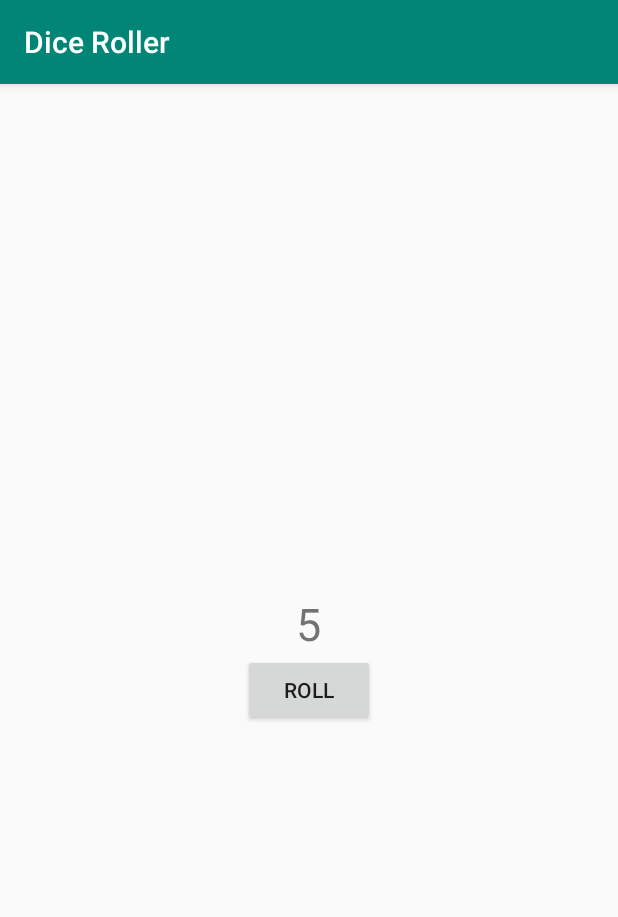
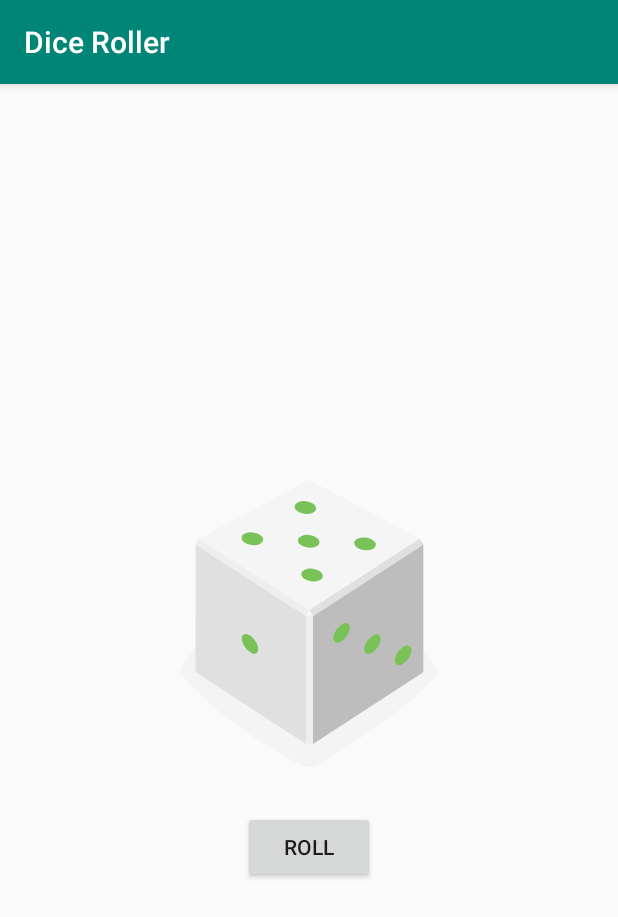
Before and after one commit to an-garcia/RollDice, an Android app: the screen it shows after launch (MainActivity), after a tap on "ROLL", on a phone screen of 412 x 824 dp. Shown: the top 917 px of the screen. Run offline under Robolectric (Android 15) with nearby library versions, the phone set to English and light mode, and no system bars.

Commit message:
Use the vector images instead of text to display a random number

```diff
--- a/app/src/main/java/com/xengar/android/diceroller/MainActivity.kt
+++ b/app/src/main/java/com/xengar/android/diceroller/MainActivity.kt
@@ -3,6 +3,7 @@ package com.xengar.android.diceroller
 import androidx.appcompat.app.AppCompatActivity
 import android.os.Bundle
 import android.widget.Button
+import android.widget.ImageView
 import android.widget.TextView
 import java.util.*
 
@@ -20,8 +21,16 @@ class MainActivity : AppCompatActivity() {
     }
 
     private fun rollDice() {
-        val resultText : TextView = findViewById(R.id.result_text)
         val randomInt = Random().nextInt(6) + 1
-        resultText.text = randomInt.toString()
+        val drawableResource = when (randomInt) {
+            1 -> R.drawable.dice_1
+            2 -> R.drawable.dice_2
+            3 -> R.drawable.dice_3
+            4 -> R.drawable.dice_4
+            5 -> R.drawable.dice_5
+            else -> R.drawable.dice_6
+        }
+        val diceImage : ImageView = findViewById(R.id.dice_image)
+        diceImage.setImageResource(drawableResource)
     }
 }
--- a/app/src/main/res/layout/activity_main.xml
+++ b/app/src/main/res/layout/activity_main.xml
@@ -7,13 +7,12 @@
               android:layout_gravity="center_vertical"
               tools:context=".MainActivity">
 
-    <TextView
-            android:id="@+id/result_text"
+    <ImageView
+            android:id="@+id/dice_image"
             android:layout_width="wrap_content"
             android:layout_height="wrap_content"
-            android:text="1"
             android:layout_gravity="center_horizontal"
-            android:textSize="30sp" />
+            android:src="@drawable/dice_1" />
 
     <Button
             android:id="@+id/roll_button"
```
